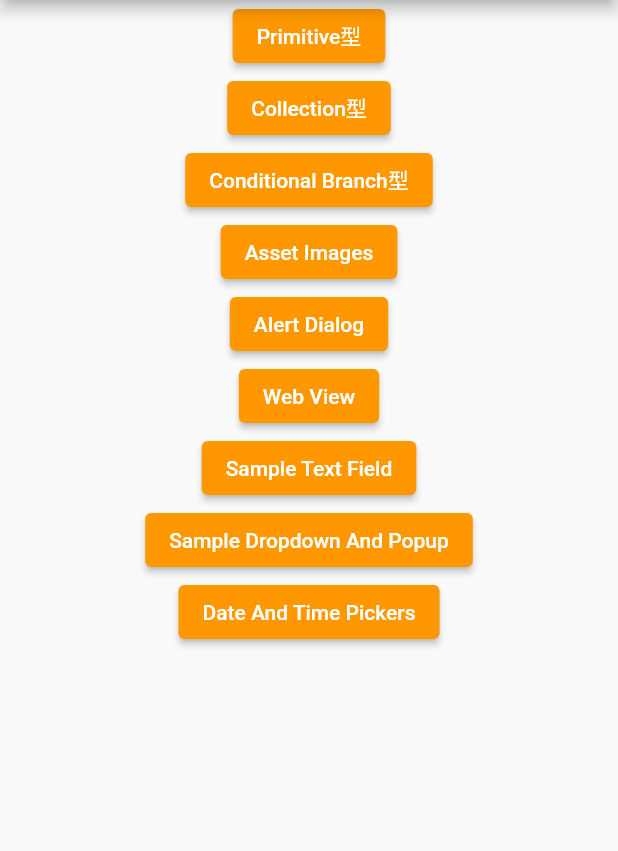
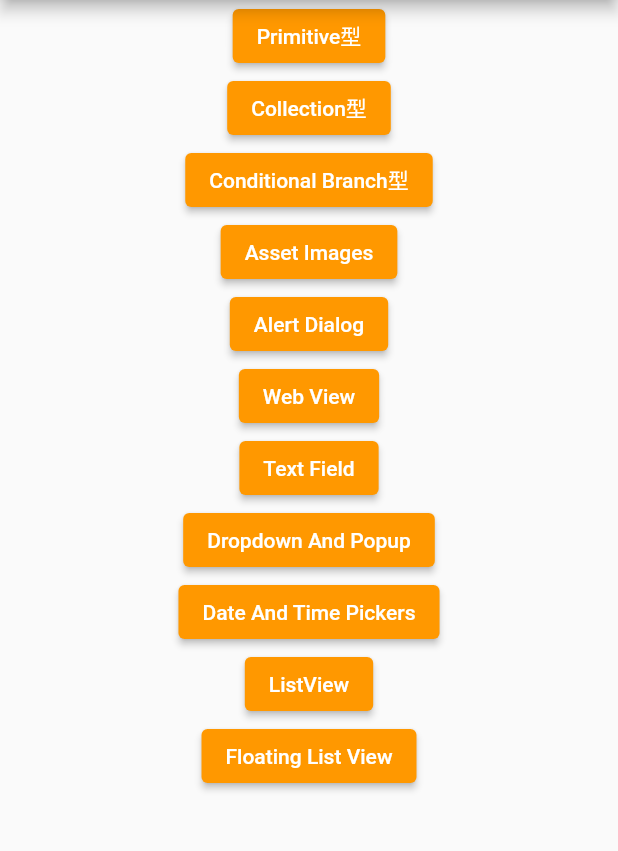
Before and after one commit to kazuao/Flutter_50_questions, a Flutter app: the screen it shows after launch, on a phone screen of 412 x 824 dp, the part 84-935 px from its top. Run offline on Flutter 3.47's test engine with Material 2 defaults, Android fonts, the phone set to English and light mode, and no system bars; our stand-ins replace webview_flutter.

```diff
--- a/fifty_questions/lib/main.dart
+++ b/fifty_questions/lib/main.dart
@@ -8,7 +8,9 @@ import 'Alert/alert_dialog.dart';
 import 'WebView/web_view.dart';
 import 'TextField/text_field.dart';
 import 'DropDownAndPopup/dropdown_popup.dart';
-import 'SampleDateAndTimePickers/date_and_time_pickers.dart';
+import 'DateAndTimePickers/date_and_time_pickers.dart';
+import 'ListView/list_view.dart';
+import 'FloatingListView/floating_list_view.dart';
 
 void main() {
   runApp(MyApp());
@@ -42,11 +44,14 @@ class BodyApp extends StatelessWidget {
             elevatedButtonType(context, 'Asset Images', SixthQuestion()),
             elevatedButtonType(context, 'Alert Dialog', ShowAlertDialog()),
             elevatedButtonType(context, 'Web View', WebViewExample()),
-            elevatedButtonType(context, 'Sample Text Field', SampleTextField()),
+            elevatedButtonType(context, 'Text Field', SampleTextField()),
             elevatedButtonType(
-                context, 'Sample Dropdown And Popup', SampleDropdownAndPopup()),
+                context, 'Dropdown And Popup', SampleDropdownAndPopup()),
             elevatedButtonType(
                 context, 'Date And Time Pickers', SampleDateAndTimePickers()),
+            elevatedButtonType(context, 'ListView', SampleListView()),
+            elevatedButtonType(
+                context, 'Floating List View', SampleFloatingListView()),
           ],
         ),
       ),
```
Also changed, not shown: fifty_questions/lib/FloatingListView/floating_list_view.dart (added, +25 -0 lines), fifty_questions/lib/ListView/list_view.dart (added, +59 -0 lines), fifty_questions/lib/DateAndTimePickers/date_and_time_pickers.dart (renamed from fifty_questions/lib/SampleDateAndTimePickers/date_and_time_pickers.dart).
